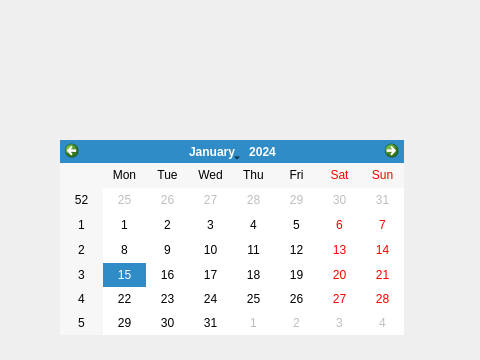
This is WinBlitz/ClickDate.ui in PyroWilDx/WinBlitz as Qt 5 draws it before an edit. The edited form follows.
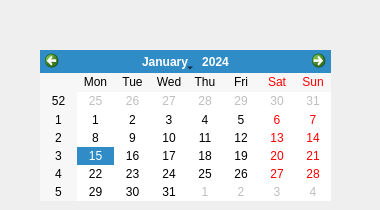
This is the edited form.

```diff
--- a/WinBlitz/ClickDate.ui
+++ b/WinBlitz/ClickDate.ui
@@ -6,8 +6,8 @@
    <rect>
     <x>0</x>
     <y>0</y>
-    <width>480</width>
-    <height>360</height>
+    <width>380</width>
+    <height>210</height>
    </rect>
   </property>
   <property name="windowTitle">
@@ -16,20 +16,20 @@
   <widget class="QCalendarWidget" name="Calendar">
    <property name="geometry">
     <rect>
-     <x>60</x>
-     <y>140</y>
-     <width>344</width>
-     <height>195</height>
+     <x>40</x>
+     <y>50</y>
+     <width>291</width>
+     <height>151</height>
     </rect>
    </property>
   </widget>
   <widget class="QLabel" name="Info1">
    <property name="geometry">
     <rect>
-     <x>100</x>
-     <y>40</y>
-     <width>281</width>
-     <height>61</height>
+     <x>40</x>
+     <y>10</y>
+     <width>300</width>
+     <height>32</height>
     </rect>
    </property>
    <property name="text">
```
